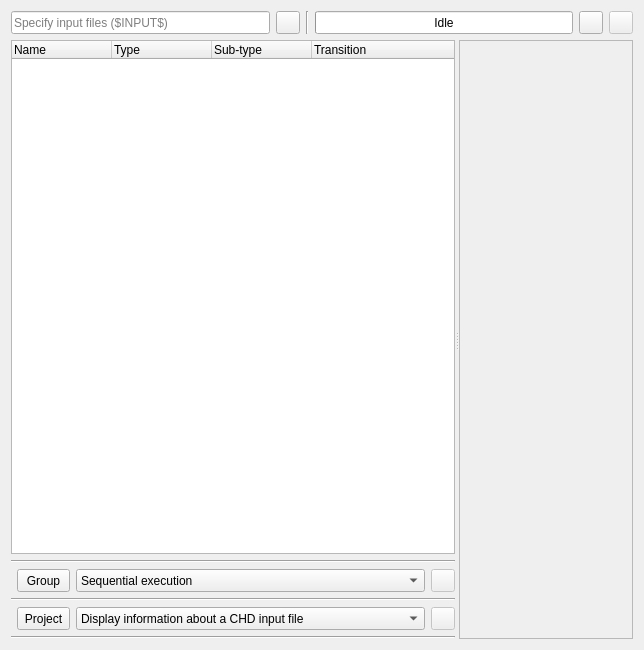
First picture: the form in tools/qchdman/scriptwidget.ui, repository qmc2/qmc2-mame-fe, before the edit.
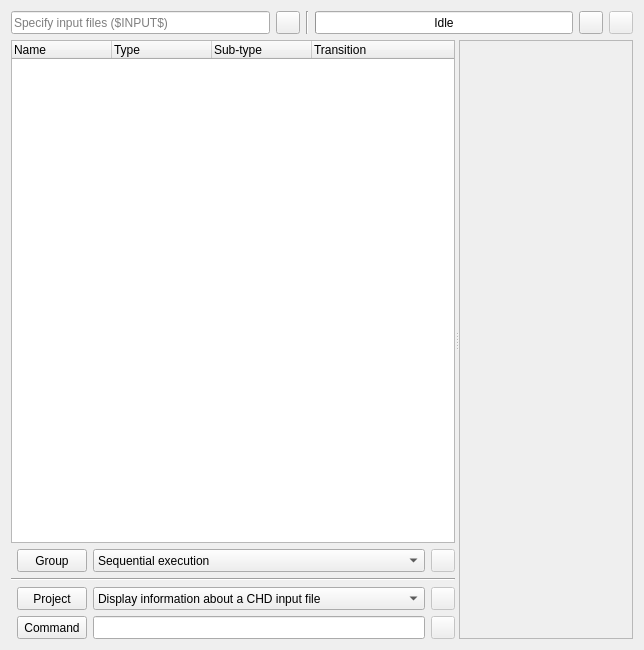
Second picture: the form after the edit. Icons and pictures are not drawn.

Commit message: wip: qchdman: added UI for command steps to script-widget

```diff
--- a/tools/qchdman/scriptwidget.ui
+++ b/tools/qchdman/scriptwidget.ui
@@ -149,15 +149,51 @@
         </widget>
        </item>
        <item>
-        <layout class="QGridLayout" name="gridLayout" columnstretch="0,0,1,0">
-         <item row="2" column="0" colspan="4">
-          <widget class="Line" name="line_2">
-           <property name="orientation">
-            <enum>Qt::Horizontal</enum>
+        <layout class="QGridLayout" name="gridLayout" columnstretch="0,0,0,0">
+         <item row="3" column="2">
+          <widget class="QLineEdit" name="lineEditCommand">
+           <property name="sizePolicy">
+            <sizepolicy hsizetype="Expanding" vsizetype="Minimum">
+             <horstretch>0</horstretch>
+             <verstretch>0</verstretch>
+            </sizepolicy>
+           </property>
+           <property name="toolTip">
+            <string>Arbitrary command</string>
            </property>
           </widget>
          </item>
          <item row="3" column="1">
+          <widget class="QToolButton" name="toolButtonAddCommand">
+           <property name="sizePolicy">
+            <sizepolicy hsizetype="Minimum" vsizetype="Minimum">
+             <horstretch>0</horstretch>
+             <verstretch>0</verstretch>
+            </sizepolicy>
+           </property>
+           <property name="toolTip">
+            <string>Add a new command</string>
+           </property>
+           <property name="text">
+            <string>Command</string>
+           </property>
+           <property name="icon">
+            <iconset resource="qchdman.qrc">
+             <normaloff>:/images/add-step.png</normaloff>:/images/add-step.png</iconset>
+           </property>
+           <property name="toolButtonStyle">
+            <enum>Qt::ToolButtonTextBesideIcon</enum>
+           </property>
+          </widget>
+         </item>
+         <item row="1" column="0" colspan="4">
+          <widget class="Line" name="line_2">
+           <property name="orientation">
+            <enum>Qt::Horizontal</enum>
+           </property>
+          </widget>
+         </item>
+         <item row="2" column="1">
           <widget class="QToolButton" name="toolButtonAddProject">
            <property name="sizePolicy">
             <sizepolicy hsizetype="Minimum" vsizetype="Minimum">
@@ -180,7 +216,7 @@
            </property>
           </widget>
          </item>
-         <item row="1" column="2">
+         <item row="0" column="2">
           <widget class="QComboBox" name="comboBoxGroupType">
            <property name="sizePolicy">
             <sizepolicy hsizetype="Ignored" vsizetype="Minimum">
@@ -214,7 +250,7 @@
            </item>
           </widget>
          </item>
-         <item row="1" column="1">
+         <item row="0" column="1">
           <widget class="QToolButton" name="toolButtonAddGroup">
            <property name="sizePolicy">
             <sizepolicy hsizetype="Minimum" vsizetype="Minimum">
@@ -237,7 +273,7 @@
            </property>
           </widget>
          </item>
-         <item row="3" column="2">
+         <item row="2" column="2">
           <widget class="QComboBox" name="comboBoxProjectType">
            <property name="sizePolicy">
             <sizepolicy hsizetype="Ignored" vsizetype="Minimum">
@@ -379,7 +415,7 @@
            </item>
           </widget>
          </item>
-         <item row="1" column="3">
+         <item row="0" column="3">
           <widget class="QToolButton" name="toolButtonRemoveGroup">
            <property name="enabled">
             <bool>false</bool>
@@ -399,7 +435,7 @@
            </property>
           </widget>
          </item>
-         <item row="3" column="3">
+         <item row="2" column="3">
           <widget class="QToolButton" name="toolButtonRemoveProject">
            <property name="enabled">
             <bool>false</bool>
@@ -419,17 +455,23 @@
            </property>
           </widget>
          </item>
-         <item row="0" column="0" colspan="4">
-          <widget class="Line" name="line_3">
-           <property name="orientation">
-            <enum>Qt::Horizontal</enum>
+         <item row="3" column="3">
+          <widget class="QToolButton" name="toolButtonRemoveProject_2">
+           <property name="enabled">
+            <bool>false</bool>
            </property>
-          </widget>
-         </item>
-         <item row="4" column="0" colspan="4">
-          <widget class="Line" name="line_4">
-           <property name="orientation">
-            <enum>Qt::Horizontal</enum>
+           <property name="sizePolicy">
+            <sizepolicy hsizetype="Fixed" vsizetype="Minimum">
+             <horstretch>0</horstretch>
+             <verstretch>0</verstretch>
+            </sizepolicy>
+           </property>
+           <property name="toolTip">
+            <string>Remove selected command</string>
+           </property>
+           <property name="icon">
+            <iconset resource="qchdman.qrc">
+             <normaloff>:/images/remove-step.png</normaloff>:/images/remove-step.png</iconset>
            </property>
           </widget>
          </item>
```
Left out of the diff: 3 changed lines with no effect on the pictures. The commit also changes 13 other files.
